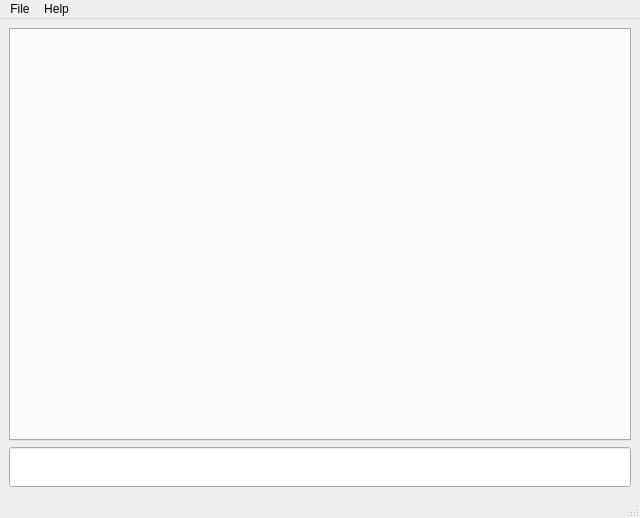
Above: src/forms/mainwindow.ui from vetux/qcalculator before the change. Below: the same form after it.
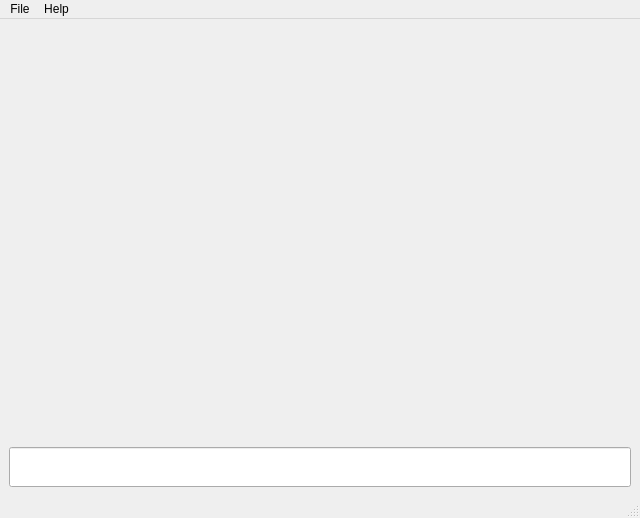
That is the form after the change.

Commit message: Use document mode for tab widget

```diff
--- a/src/forms/mainwindow.ui
+++ b/src/forms/mainwindow.ui
@@ -24,13 +24,13 @@
     <item>
      <widget class="QTabWidget" name="tabWidget_main">
       <property name="styleSheet">
-       <string notr="true">QTabWidget::pane { margin: 0px,0px,0px,0px }</string>
+       <string notr="true"/>
       </property>
       <property name="currentIndex">
        <number>0</number>
       </property>
       <property name="documentMode">
-       <bool>false</bool>
+       <bool>true</bool>
       </property>
       <property name="tabsClosable">
        <bool>false</bool>
```
Left out of the diff: 3 changed lines with no effect on the pictures.
